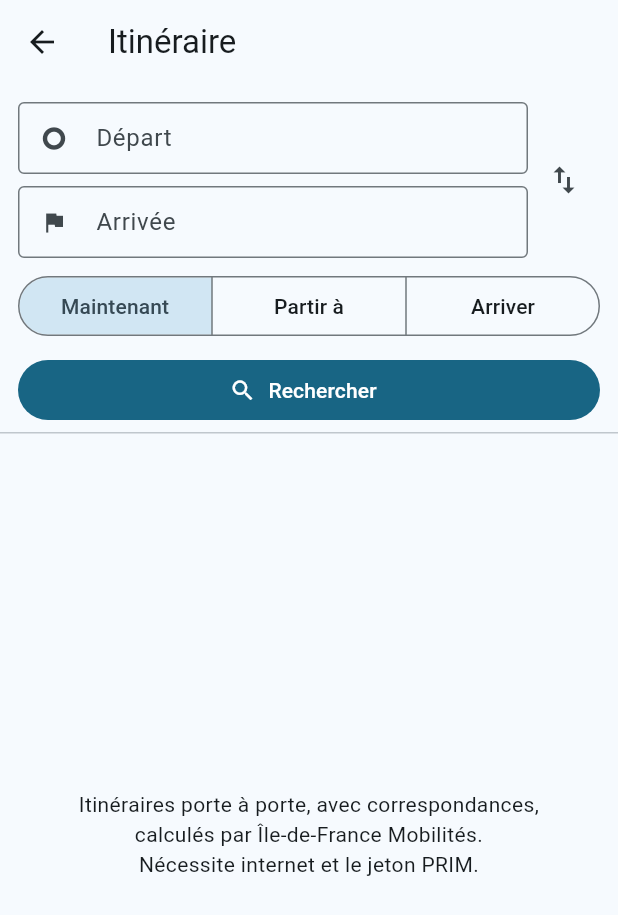
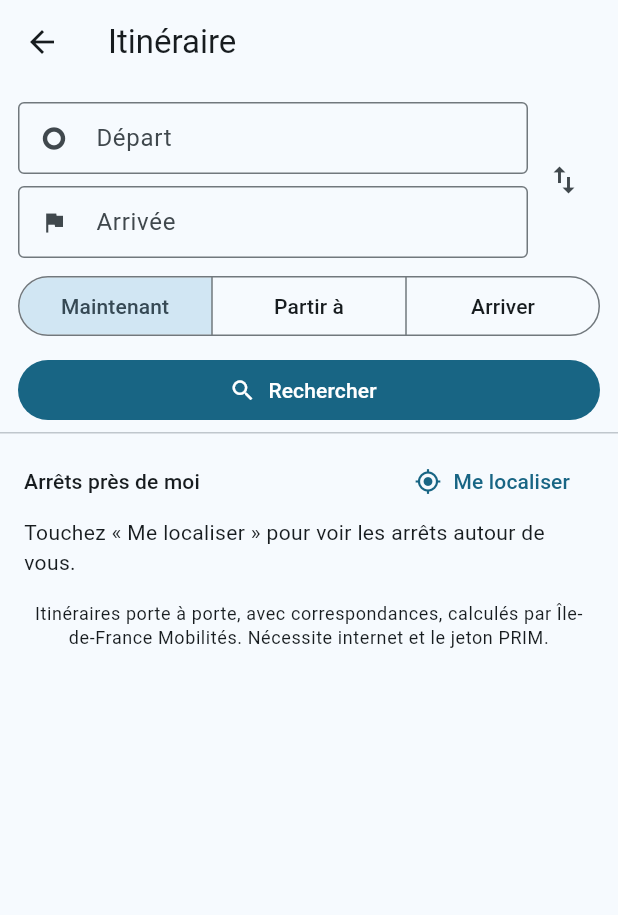
Before and after one commit to applitransport/applitransport, a Flutter app: the screen it shows after launch, after a tap on "Itinéraire", on a phone screen of 412 x 824 dp. Shown: the top 915 px of the screen. Run offline on Flutter 3.47's test engine with Material 3 defaults, Android fonts, the phone set to English and light mode, and no system bars; our stand-ins replace flutter_compass, flutter_map, geolocator, latlong2, package_info_plus, wakelock_plus; missing offline and left inert: maplibre_gl, sqlite3; network calls fail.

Commit message:
Itinéraire : trajets favoris (3 au plus, étoile à côté de Rechercher, raccourcis et sens inverse sur la page vide), arrêts près de moi sur la page vide ; aperçu sans attente du GPS

```diff
--- a/appli/lib/screens/itinerary_screen.dart
+++ b/appli/lib/screens/itinerary_screen.dart
@@ -324,8 +324,9 @@ class _ItineraryScreenState extends State<ItineraryScreen> {
             ],
           ),
           const SizedBox(height: 8),
-          SizedBox(
-            width: double.infinity,
+          Row(
+            children: [
+              Expanded(
                 child: FilledButton.icon(
                   onPressed: _searching ? null : _run,
                   icon: _searching
@@ -334,8 +335,163 @@ class _ItineraryScreenState extends State<ItineraryScreen> {
                   label: const Text('Rechercher'),
                 ),
               ),
+              // trajet favori : départ et arrivée choisis
+              if (_from != null && _to != null)
+                IconButton(
+                  tooltip: _favTrip == null ? 'Ajouter aux trajets favoris' : 'Retirer des trajets favoris',
+                  icon: Icon(
+                    _favTrip == null ? Icons.star_border : Icons.star,
+                    color: _favTrip == null ? null : Colors.amber.shade700,
+                  ),
+                  onPressed: () {
+                    final f = _favTrip;
+                    if (f != null) {
+                      app.removeFavTrip(f);
+                    } else {
+                      app.saveFavTrip(_from!.toJson(), _to!.toJson());
+                      ScaffoldMessenger.of(
+                        context,
+                      ).showSnackBar(const SnackBar(content: Text('Trajet ajouté aux favoris (3 au plus)')));
+                    }
+                  },
+                ),
             ],
           ),
+        ],
+      ),
+    );
+  }
+
+  // --- trajets favoris et arrêts proches (page vide) ----------------------------------
+  static bool _same(Map a, PlaceChoice? b) => b != null && a['ref'] == b.ref && a['kind'] == b.kind;
+
+  Map<String, dynamic>? get _favTrip =>
+      app.favTrips.where((t) => _same(t['from'] as Map, _from) && _same(t['to'] as Map, _to)).firstOrNull;
+
+  /// Nom affiché d'un lieu d'un trajet favori : son nom de favori s'il en a un (« Domicile »).
+  PlaceChoice _favOrPlace(Map p) {
+    final f = app.favPlaces.where((f) => (f['place'] as Map)['ref'] == p['ref'] && p['ref'] != null).firstOrNull;
+    return f != null ? PlaceChoice.fromFav(f) : PlaceChoice.fromJson(p);
+  }
+
+  void _useTrip(Map<String, dynamic> t, {bool reverse = false}) {
+    final a = _favOrPlace(t['from'] as Map), b = _favOrPlace(t['to'] as Map);
+    setState(() {
+      _from = reverse ? b : a;
+      _to = reverse ? a : b;
+      _search = null;
+      _fieldsKey = UniqueKey(); // recrée les champs avec les nouvelles valeurs
+    });
+  }
+
+  List<(StopArea, double)>? _nearby;
+  bool _locating = false;
+  String? _nearbyError;
+
+  Future<void> _locate() async {
+    setState(() {
+      _locating = true;
+      _nearbyError = null;
+    });
+    final me = await currentPosition(ask: true);
+    if (!mounted) return;
+    setState(() {
+      _locating = false;
+      if (me == null) {
+        _nearbyError = 'Position introuvable : localisation désactivée ou refusée, ou pas de signal GPS.';
+      } else {
+        _lastKnown = me;
+        _nearby = nearbyAreas(app.stopAreas.values, me);
+      }
+    });
+  }
+
+  /// Page vide : trajets favoris, puis arrêts près de moi (toucher un arrêt le met en départ).
+  Widget _home(BuildContext context) {
+    final t = Theme.of(context).textTheme;
+    final nearby = _nearby;
+    PlaceChoice icon(Map p) => _favOrPlace(p);
+    Widget label(PlaceChoice p) => Row(
+      mainAxisSize: MainAxisSize.min,
+      children: [
+        if (p.favRole != null) Icon(_PlaceFieldState.favIcon(p.favRole), size: 16, color: Colors.amber.shade700),
+        const SizedBox(width: 2),
+        Flexible(child: Text(p.label, overflow: TextOverflow.ellipsis)),
+      ],
+    );
+    return ListView(
+      padding: const EdgeInsets.fromLTRB(16, 8, 16, 16),
+      children: [
+        if (app.favTrips.isNotEmpty) ...[
+          Text('Trajets favoris', style: t.titleSmall),
+          const SizedBox(height: 4),
+          for (final trip in app.favTrips.reversed)
+            Card(
+              margin: const EdgeInsets.symmetric(vertical: 3),
+              child: ListTile(
+                dense: true,
+                title: Row(
+                  children: [
+                    Flexible(child: label(icon(trip['from'] as Map))),
+                    const Padding(
+                      padding: EdgeInsets.symmetric(horizontal: 6),
+                      child: Icon(Icons.arrow_forward, size: 16),
+                    ),
+                    Flexible(child: label(icon(trip['to'] as Map))),
+                  ],
+                ),
+                onTap: () => _useTrip(trip),
+                onLongPress: () => app.removeFavTrip(trip),
+                trailing: IconButton(
+                  tooltip: 'Sens inverse',
+                  icon: const Icon(Icons.swap_vert),
+                  onPressed: () => _useTrip(trip, reverse: true),
+                ),
+              ),
+            ),
+          Text('Appui long sur un trajet pour le retirer.', style: t.bodySmall),
+          const SizedBox(height: 12),
+        ],
+        Row(
+          children: [
+            Expanded(child: Text('Arrêts près de moi', style: t.titleSmall)),
+            TextButton.icon(
+              onPressed: _locating ? null : _locate,
+              icon: _locating
+                  ? const SizedBox(width: 16, height: 16, child: CircularProgressIndicator(strokeWidth: 2))
+                  : const Icon(Icons.my_location),
+              label: Text(nearby == null ? 'Me localiser' : 'Actualiser'),
+            ),
+          ],
+        ),
+        if (_nearbyError != null)
+          Text(_nearbyError!, style: TextStyle(color: Theme.of(context).colorScheme.error))
+        else if (nearby == null)
+          const Text('Touchez « Me localiser » pour voir les arrêts autour de vous.')
+        else if (nearby.isEmpty)
+          const Text('Aucun arrêt à moins de 800 m.')
+        else
+          for (final (a, d) in nearby)
+            ListTile(
+              dense: true,
+              contentPadding: EdgeInsets.zero,
+              leading: const Icon(Icons.directions_bus_outlined),
+              title: Text(a.label),
+              subtitle: Text('${distanceLabel(d)} · ${a.town}'),
+              onTap: () => setState(() {
+                _from = PlaceChoice(a.label, a.town.isEmpty ? 'Arrêt' : a.town, 'stop_area:${a.id}', 'arret');
+                _search = null;
+                _fieldsKey = UniqueKey();
+              }),
+            ),
+        const SizedBox(height: 16),
+        Text(
+          'Itinéraires porte à porte, avec correspondances, calculés par Île-de-France Mobilités. '
+          'Nécessite internet et le jeton PRIM.',
+          style: t.bodySmall,
+          textAlign: TextAlign.center,
+        ),
+      ],
     );
   }
 
@@ -382,7 +538,7 @@ class _ItineraryScreenState extends State<ItineraryScreen> {
             ? a
             : _to!.kind == 'position'
             ? b
-            : (app.showMyPosition ? await currentPosition() : null);
+            : (app.showMyPosition ? _lastKnown : null); // dernière position connue : pas d'attente du GPS
         return (a, b, me);
       }();
     }
@@ -405,18 +561,7 @@ class _ItineraryScreenState extends State<ItineraryScreen> {
   Widget _results(BuildContext context) {
     final s = _search;
     if (s == null && _from != null && _to != null) return _preview();
-    if (s == null) {
-      return const Center(
-        child: Padding(
-          padding: EdgeInsets.all(24),
-          child: Text(
-            'Itinéraires porte à porte, avec correspondances, calculés par Île-de-France Mobilités.\n'
-            'Nécessite internet et le jeton PRIM.',
-            textAlign: TextAlign.center,
-          ),
-        ),
-      );
-    }
+    if (s == null) return _home(context);
     final now = app.nowSec();
     return ValueListenableBuilder(
       valueListenable: _realtime,
```
Lines whose indentation alone changed are shown as unchanged.
